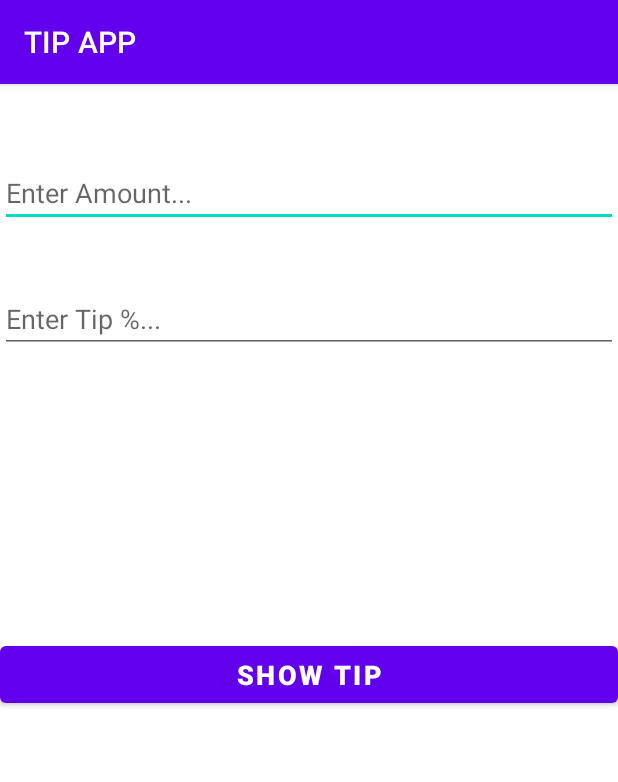
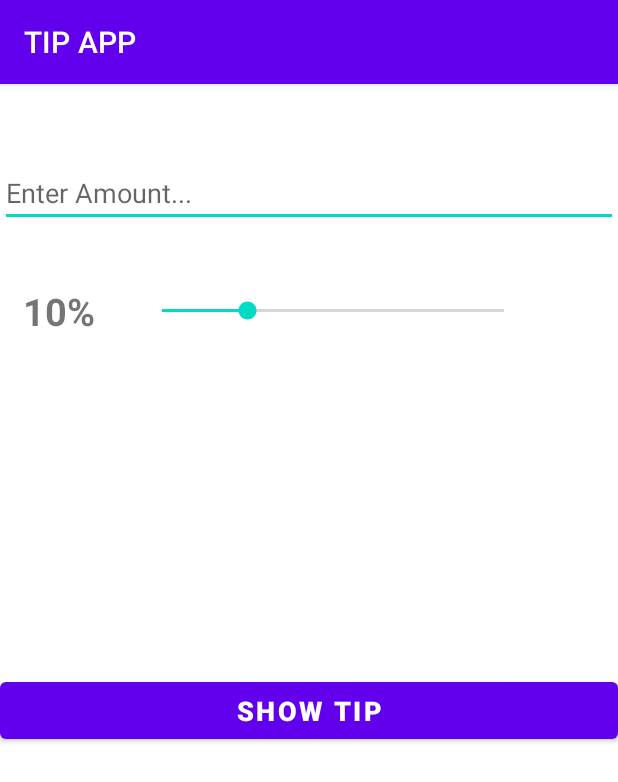
Before and after one commit to mazinomax/TipApp, an Android app: the screen it shows after launch (MainActivity), on a phone screen of 412 x 824 dp. Shown: the top 782 px of the screen. Run offline under Robolectric (Android 15) with nearby library versions, the phone set to English and light mode, and no system bars.

```diff
--- a/app/src/main/res/layout/activity_main.xml
+++ b/app/src/main/res/layout/activity_main.xml
@@ -10,20 +10,22 @@
         android:id="@+id/tipID"
         android:layout_width="match_parent"
         android:layout_height="43dp"
-        android:layout_marginTop="32dp"
+        android:layout_marginTop="36dp"
+        android:textSize="24sp"
         android:textStyle="bold"
         app:layout_constraintEnd_toEndOf="parent"
         app:layout_constraintHorizontal_bias="0.0"
         app:layout_constraintStart_toStartOf="parent"
-        app:layout_constraintTop_toBottomOf="@+id/enterpercentID" />
+        app:layout_constraintTop_toBottomOf="@+id/seekBarID" />
 
     <TextView
         android:id="@+id/totalID"
         android:layout_width="match_parent"
         android:layout_height="39dp"
-        android:layout_marginTop="12dp"
+        android:layout_marginTop="44dp"
+        android:textSize="24sp"
+        android:textStyle="bold"
         app:layout_constraintEnd_toEndOf="parent"
-        android:textStyle="bold"
         app:layout_constraintHorizontal_bias="0.0"
         app:layout_constraintStart_toStartOf="parent"
         app:layout_constraintTop_toBottomOf="@+id/tipID" />
@@ -33,26 +35,13 @@
         android:layout_width="match_parent"
         android:layout_height="43dp"
         android:layout_marginTop="52dp"
-        android:ems="10"
+        android:ems="@integer/ems"
         android:hint="@string/hint_amount"
-        android:inputType="textPersonName"
+        android:inputType="number"
         app:layout_constraintEnd_toEndOf="parent"
         app:layout_constraintHorizontal_bias="0.495"
         app:layout_constraintStart_toStartOf="parent"
         app:layout_constraintTop_toTopOf="parent" />
-
-    <EditText
-        android:id="@+id/enterpercentID"
-        android:layout_width="match_parent"
-        android:layout_height="44dp"
-        android:layout_marginTop="40dp"
-        android:ems="10"
-        android:hint="@string/hint_tip"
-        android:inputType="textPersonName"
-        app:layout_constraintEnd_toEndOf="parent"
-        app:layout_constraintHorizontal_bias="0.0"
-        app:layout_constraintStart_toStartOf="parent"
-        app:layout_constraintTop_toBottomOf="@+id/enteramountID" />
 
     <Button
         android:id="@+id/CalcTipButton"
@@ -69,4 +58,30 @@
         app:layout_constraintTop_toBottomOf="@+id/totalID"
         app:layout_constraintVertical_bias="0.152" />
 
+    <SeekBar
+        android:id="@+id/seekBarID"
+        android:layout_width="260dp"
+        android:layout_height="40dp"
+        android:layout_marginTop="36dp"
+        android:layout_marginEnd="32dp"
+        android:max="40"
+        app:layout_constraintBottom_toTopOf="@+id/tipID"
+        app:layout_constraintEnd_toEndOf="parent"
+        app:layout_constraintHorizontal_bias="0.5"
+        app:layout_constraintStart_toEndOf="@id/TipPercentID"
+        app:layout_constraintTop_toBottomOf="@+id/enteramountID" />
+
+    <TextView
+        android:id="@+id/TipPercentID"
+        android:layout_width="wrap_content"
+        android:layout_height="wrap_content"
+        android:layout_marginStart="15dp"
+        android:text="@string/zeroPer"
+        android:textAlignment="center"
+        android:textSize="25sp"
+        android:textStyle="bold"
+        app:layout_constraintBottom_toTopOf="@+id/tipID"
+        app:layout_constraintStart_toStartOf="parent"
+        app:layout_constraintTop_toBottomOf="@+id/enteramountID" />
+
 </androidx.constraintlayout.widget.ConstraintLayout>
--- /dev/null
+++ b/app/src/main/res/values/integers.xml
@@ -0,0 +1,4 @@
+<?xml version="1.0" encoding="utf-8"?>
+<resources>
+    <integer name="ems">8</integer>
+</resources>
--- a/app/src/main/res/values/strings.xml
+++ b/app/src/main/res/values/strings.xml
@@ -5,4 +5,5 @@
     <string name="hint_tip">Enter Tip %...</string>
     <string name="cal_tip">CALCULATE TIP</string>
     <string name="shw_tip">SHOW TIP</string>
+    <string name="zeroPer">0%</string>
 </resources>
```
Also changed, not shown: app/src/main/java/com/example/tipapp/MainActivity.kt (+97 -23 lines).
